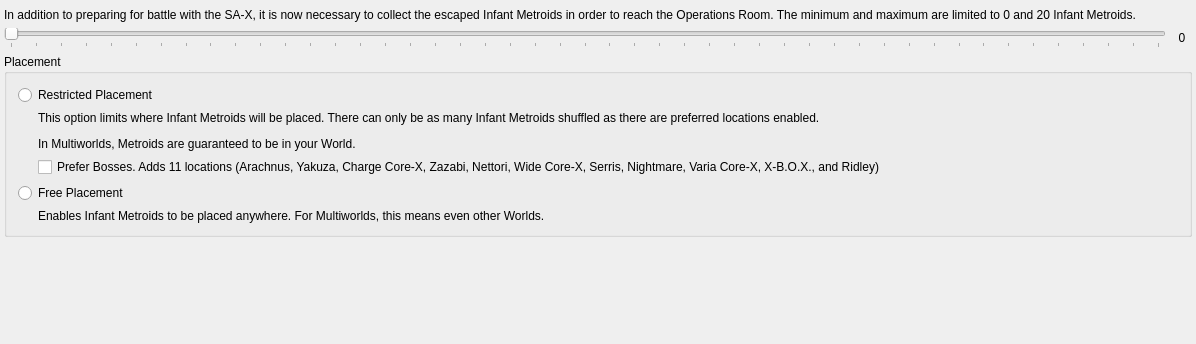
This is randovania/gui/ui_files/preset_fusion_goal.ui in randovania/randovania as Qt 5 draws it before an edit. The edited form follows.
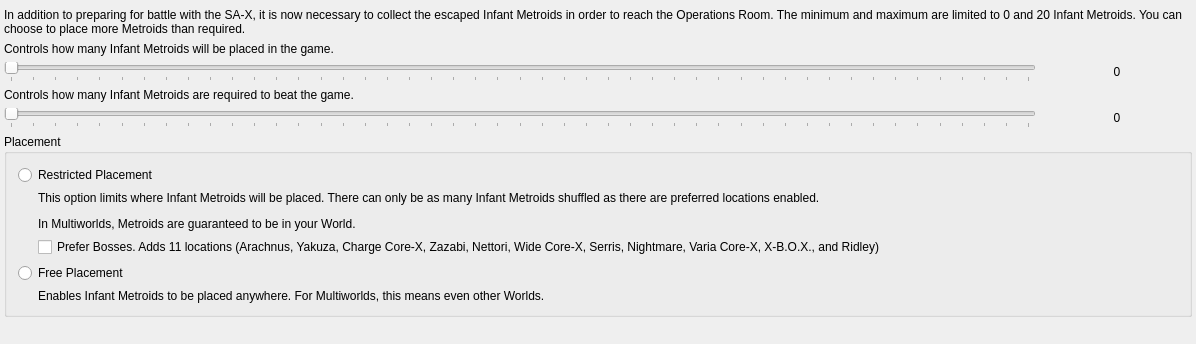
This is the edited form.

Commit message:
Fusion: Add required and placed metroids to goal (#6156)
* Fusion: Add required and placed metroids to goal

* Fix failing tests, improve ui

The edit to the form file:
```diff
--- a/randovania/gui/ui_files/preset_fusion_goal.ui
+++ b/randovania/gui/ui_files/preset_fusion_goal.ui
@@ -36,7 +36,7 @@
     <item>
      <widget class="QLabel" name="description_label">
       <property name="text">
-       <string>&lt;html&gt;&lt;head/&gt;&lt;body&gt;&lt;p&gt;In addition to preparing for battle with the SA-X, it is now necessary to collect the escaped Infant Metroids in order to reach the Operations Room. The minimum and maximum are limited to 0 and 20 Infant Metroids.&lt;/p&gt;&lt;/body&gt;&lt;/html&gt;</string>
+       <string>&lt;html&gt;&lt;head/&gt;&lt;body&gt;&lt;p&gt;In addition to preparing for battle with the SA-X, it is now necessary to collect the escaped Infant Metroids in order to reach the Operations Room. The minimum and maximum are limited to 0 and 20 Infant Metroids. You can choose to place more Metroids than required.&lt;/p&gt;&lt;/body&gt;&lt;/html&gt;</string>
       </property>
       <property name="wordWrap">
        <bool>true</bool>
@@ -44,9 +44,19 @@
      </widget>
     </item>
     <item>
-     <layout class="QHBoxLayout" name="metroid_slider_layout">
+     <widget class="QLabel" name="placed_label">
+      <property name="text">
+       <string>&lt;html&gt;&lt;head/&gt;&lt;body&gt;&lt;p&gt;Controls how many Infant Metroids will be placed in the game.&lt;/p&gt;&lt;/body&gt;&lt;/html&gt;</string>
+      </property>
+      <property name="wordWrap">
+       <bool>true</bool>
+      </property>
+     </widget>
+    </item>
+    <item>
+     <layout class="QHBoxLayout" name="placed_slider_layout">
       <item>
-       <widget class="QSlider" name="metroid_slider">
+       <widget class="QSlider" name="placed_slider">
         <property name="maximum">
          <number>46</number>
         </property>
@@ -62,7 +72,7 @@
        </widget>
       </item>
       <item>
-       <widget class="QLabel" name="metroid_slider_label">
+       <widget class="QLabel" name="placed_slider_label">
         <property name="sizePolicy">
          <sizepolicy hsizetype="Fixed" vsizetype="Fixed">
           <horstretch>0</horstretch>
@@ -71,7 +81,59 @@
         </property>
         <property name="minimumSize">
          <size>
-          <width>20</width>
+          <width>150</width>
+          <height>0</height>
+         </size>
+        </property>
+        <property name="text">
+         <string>0</string>
+        </property>
+        <property name="alignment">
+         <set>Qt::AlignCenter</set>
+        </property>
+       </widget>
+      </item>
+     </layout>
+    </item>
+    <item>
+     <widget class="QLabel" name="required_label">
+      <property name="text">
+       <string>&lt;html&gt;&lt;head/&gt;&lt;body&gt;&lt;p&gt;Controls how many Infant Metroids are required to beat the game.&lt;/p&gt;&lt;/body&gt;&lt;/html&gt;</string>
+      </property>
+      <property name="wordWrap">
+       <bool>true</bool>
+      </property>
+     </widget>
+    </item>
+    <item>
+     <layout class="QHBoxLayout" name="required_slider_layout">
+      <item>
+       <widget class="QSlider" name="required_slider">
+        <property name="maximum">
+         <number>46</number>
+        </property>
+        <property name="pageStep">
+         <number>2</number>
+        </property>
+        <property name="orientation">
+         <enum>Qt::Horizontal</enum>
+        </property>
+        <property name="tickPosition">
+         <enum>QSlider::TicksBelow</enum>
+        </property>
+       </widget>
+      </item>
+      <item>
+       <widget class="QLabel" name="required_slider_label">
+        <property name="sizePolicy">
+         <sizepolicy hsizetype="Fixed" vsizetype="Fixed">
+          <horstretch>0</horstretch>
+          <verstretch>0</verstretch>
+         </sizepolicy>
+        </property>
+        <property name="minimumSize">
+         <size>
+          <width>150</width>
           <height>0</height>
          </size>
         </property>
```
The commit also changes 8 other files.
